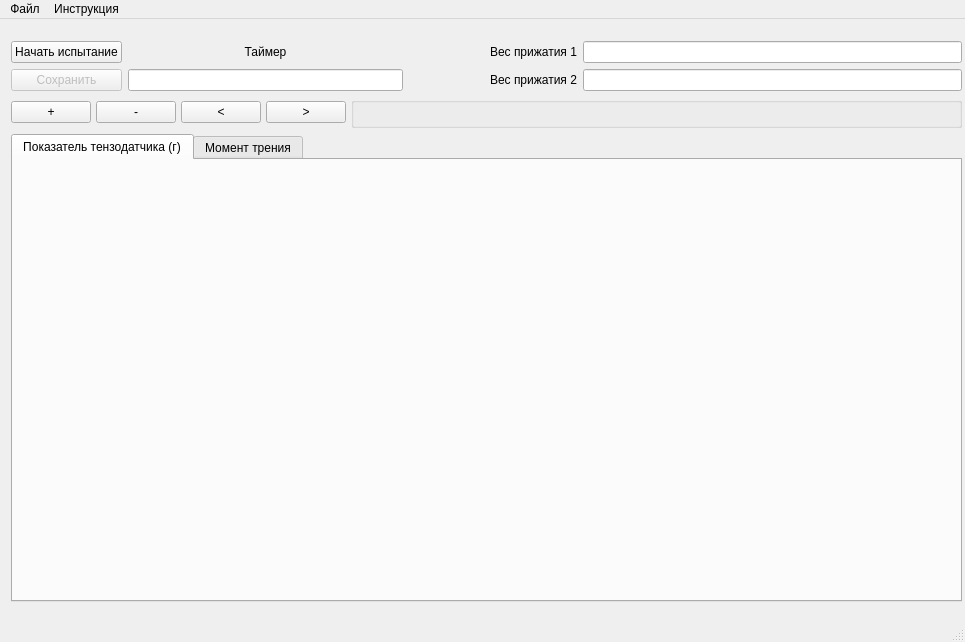
Before: the Qt Designer form design.ui in 1Aboka1/tribometer-arduino, drawn with Qt 5.
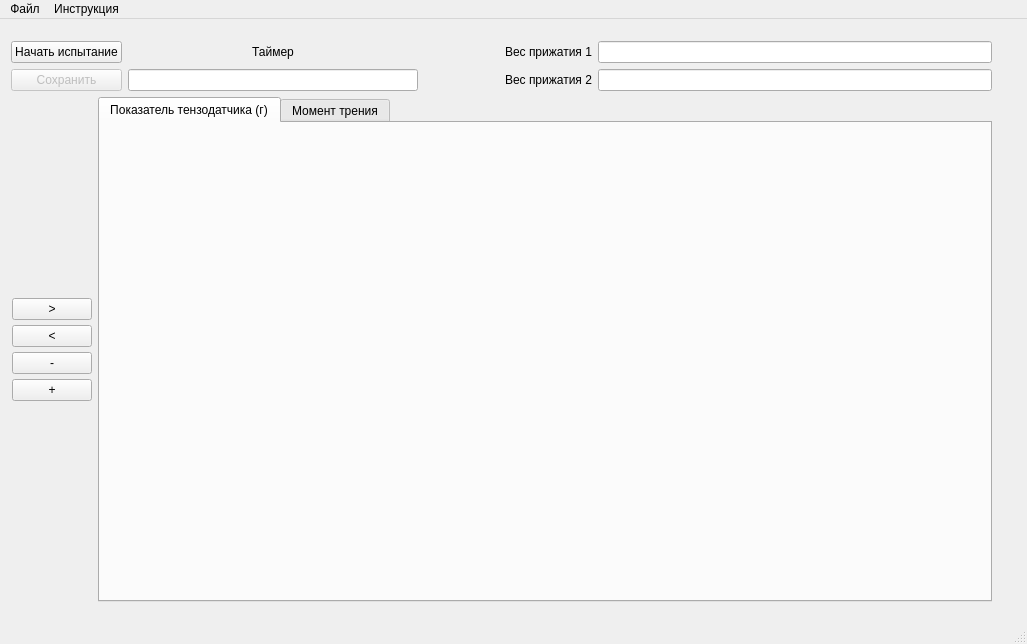
After: the same form once the commit is applied.

```diff
--- a/design.ui
+++ b/design.ui
@@ -6,8 +6,8 @@
    <rect>
     <x>0</x>
     <y>0</y>
-    <width>965</width>
-    <height>642</height>
+    <width>1027</width>
+    <height>644</height>
    </rect>
   </property>
   <property name="windowTitle">
@@ -19,7 +19,7 @@
      <rect>
       <x>11</x>
       <y>22</y>
-      <width>951</width>
+      <width>981</width>
       <height>561</height>
      </rect>
     </property>
@@ -115,41 +115,33 @@
       </layout>
      </item>
      <item row="1" column="0">
-      <layout class="QVBoxLayout" name="verticalLayout_5">
+      <layout class="QHBoxLayout" name="horizontalLayout_4">
        <item>
-        <layout class="QHBoxLayout" name="horizontalLayout_4">
+        <layout class="QVBoxLayout" name="verticalLayout_6">
          <property name="spacing">
           <number>5</number>
          </property>
+         <property name="sizeConstraint">
+          <enum>QLayout::SetFixedSize</enum>
+         </property>
+         <property name="leftMargin">
+          <number>1</number>
+         </property>
+         <property name="rightMargin">
+          <number>0</number>
+         </property>
          <item>
-          <widget class="QPushButton" name="zoomIn">
-           <property name="layoutDirection">
-            <enum>Qt::LeftToRight</enum>
+          <spacer name="verticalSpacer_2">
+           <property name="orientation">
+            <enum>Qt::Vertical</enum>
            </property>
-           <property name="text">
-            <string>+</string>
+           <property name="sizeHint" stdset="0">
+            <size>
+             <width>20</width>
+             <height>40</height>
+            </size>
            </property>
-          </widget>
-         </item>
-         <item>
-          <widget class="QPushButton" name="zoomOut">
-           <property name="layoutDirection">
-            <enum>Qt::LeftToRight</enum>
-           </property>
-           <property name="text">
-            <string>-</string>
-           </property>
-          </widget>
-         </item>
-         <item>
-          <widget class="QPushButton" name="moveLeft">
-           <property name="layoutDirection">
-            <enum>Qt::LeftToRight</enum>
-           </property>
-           <property name="text">
-            <string>&lt;</string>
-           </property>
-          </widget>
+          </spacer>
          </item>
          <item>
           <widget class="QPushButton" name="moveRight">
@@ -162,22 +154,58 @@
           </widget>
          </item>
          <item>
-          <widget class="QGroupBox" name="groupBox">
-           <property name="sizePolicy">
-            <sizepolicy hsizetype="Expanding" vsizetype="Preferred">
-             <horstretch>0</horstretch>
-             <verstretch>0</verstretch>
-            </sizepolicy>
+          <widget class="QPushButton" name="moveLeft">
+           <property name="layoutDirection">
+            <enum>Qt::LeftToRight</enum>
            </property>
-           <property name="title">
-            <string/>
+           <property name="text">
+            <string>&lt;</string>
            </property>
           </widget>
          </item>
+         <item>
+          <widget class="QPushButton" name="zoomOut">
+           <property name="layoutDirection">
+            <enum>Qt::LeftToRight</enum>
+           </property>
+           <property name="text">
+            <string>-</string>
+           </property>
+          </widget>
+         </item>
+         <item>
+          <widget class="QPushButton" name="zoomIn">
+           <property name="layoutDirection">
+            <enum>Qt::LeftToRight</enum>
+           </property>
+           <property name="text">
+            <string>+</string>
+           </property>
+          </widget>
+         </item>
+         <item>
+          <spacer name="verticalSpacer">
+           <property name="orientation">
+            <enum>Qt::Vertical</enum>
+           </property>
+           <property name="sizeHint" stdset="0">
+            <size>
+             <width>20</width>
+             <height>40</height>
+            </size>
+           </property>
+          </spacer>
+         </item>
         </layout>
        </item>
        <item>
         <widget class="QTabWidget" name="tabWidget">
+         <property name="sizePolicy">
+          <sizepolicy hsizetype="Expanding" vsizetype="Expanding">
+           <horstretch>0</horstretch>
+           <verstretch>0</verstretch>
+          </sizepolicy>
+         </property>
          <property name="currentIndex">
           <number>0</number>
          </property>
@@ -228,7 +256,7 @@
     <rect>
      <x>0</x>
      <y>0</y>
-     <width>965</width>
+     <width>1027</width>
      <height>26</height>
     </rect>
    </property>
```
Left out of the diff: 180 changed lines with no effect on the pictures.
